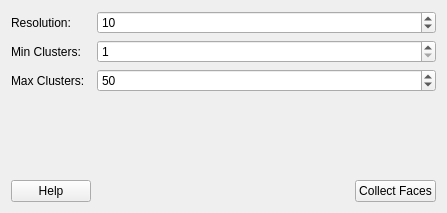
Before: the Qt Designer form qt_ui/FaceIdentificationSettings.ui in FilmColors/VIAN, drawn with Qt 5.
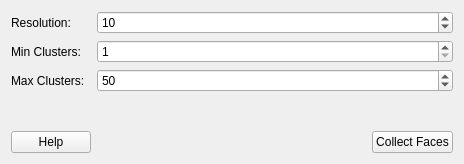
After: the same form once the commit is applied.

```diff
--- a/qt_ui/FaceIdentificationSettings.ui
+++ b/qt_ui/FaceIdentificationSettings.ui
@@ -6,8 +6,8 @@
    <rect>
     <x>0</x>
     <y>0</y>
-    <width>447</width>
-    <height>213</height>
+    <width>464</width>
+    <height>164</height>
    </rect>
   </property>
   <property name="windowTitle">
```
